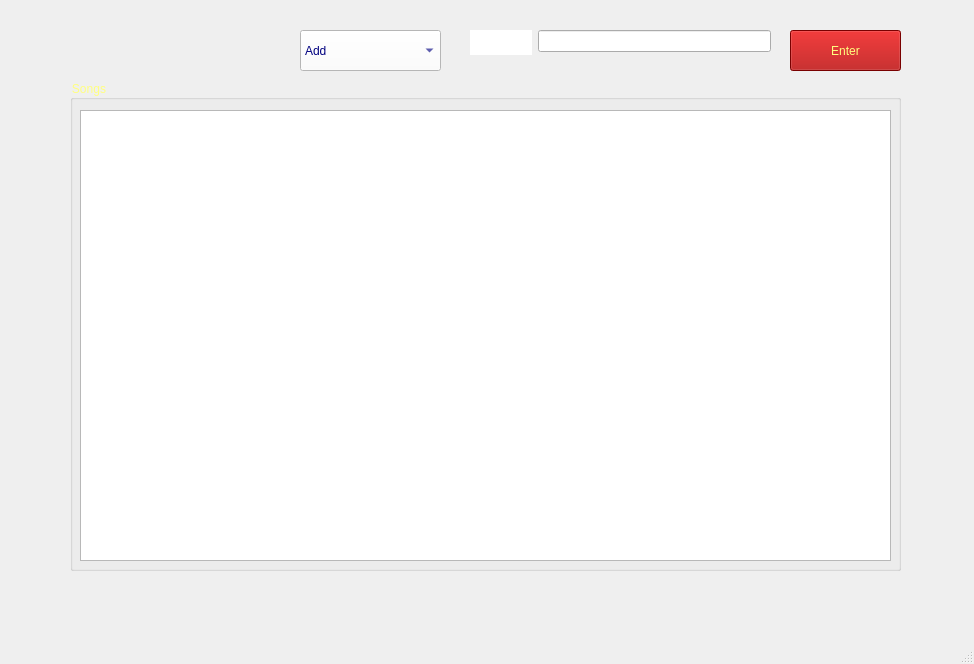
Before: the Qt Designer form Addsong.ui in SarujT1302/AppDrummer, drawn with Qt 5.
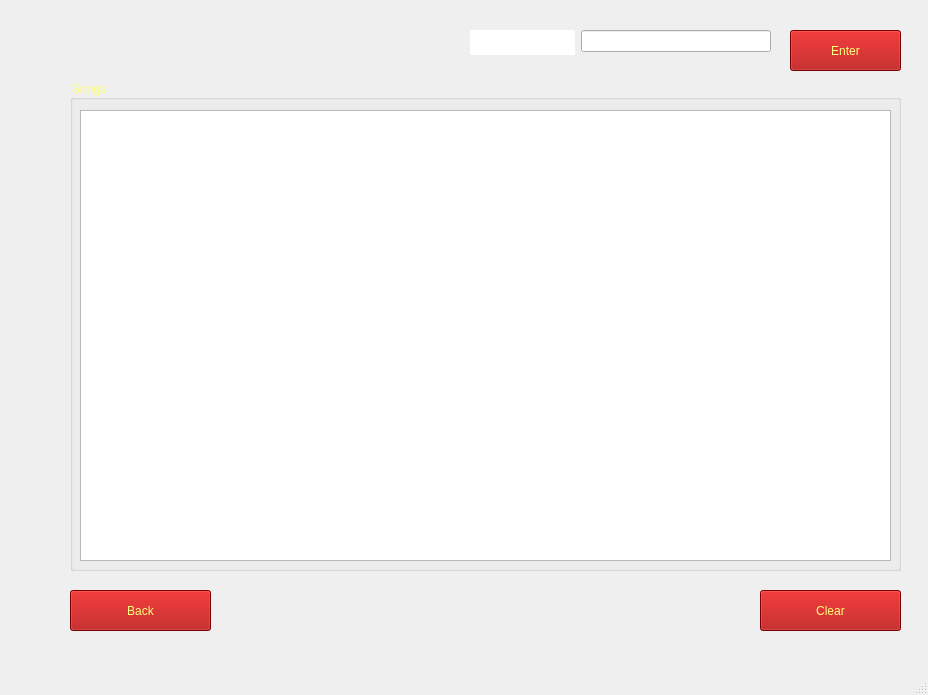
After: the same form once the commit is applied. Icons and pictures are not drawn.

The edit to the form file:
```diff
--- a/Addsong.ui
+++ b/Addsong.ui
@@ -6,8 +6,8 @@
    <rect>
     <x>0</x>
     <y>0</y>
-    <width>974</width>
-    <height>664</height>
+    <width>928</width>
+    <height>695</height>
    </rect>
   </property>
   <property name="windowTitle">
@@ -69,7 +69,7 @@
 background-color: rgb(255, 255, 255);</string>
        </property>
        <property name="text">
-        <string>Name:</string>
+        <string>Add Name:</string>
        </property>
       </widget>
      </item>
@@ -83,33 +83,6 @@
      </item>
     </layout>
    </widget>
-   <widget class="QComboBox" name="Function">
-    <property name="geometry">
-     <rect>
-      <x>300</x>
-      <y>30</y>
-      <width>141</width>
-      <height>41</height>
-     </rect>
-    </property>
-    <property name="styleSheet">
-     <string notr="true">background-color: rgb(255, 255, 127);
-font: 16pt &quot;Rockwell&quot;;
-background-color: rgb(85, 85, 127);
-background-color: rgb(255, 255, 255);
-color: rgb(0, 0, 127);</string>
-    </property>
-    <item>
-     <property name="text">
-      <string>Add</string>
-     </property>
-    </item>
-    <item>
-     <property name="text">
-      <string>Remove</string>
-     </property>
-    </item>
-   </widget>
    <widget class="QPushButton" name="click">
     <property name="geometry">
      <rect>
@@ -128,6 +101,42 @@
      <string>Enter</string>
     </property>
    </widget>
+   <widget class="QPushButton" name="Clear">
+    <property name="geometry">
+     <rect>
+      <x>760</x>
+      <y>590</y>
+      <width>141</width>
+      <height>41</height>
+     </rect>
+    </property>
+    <property name="styleSheet">
+     <string notr="true">background-color: rgb(170, 0, 0);
+color: rgb(255, 255, 127);
+font: 16pt &quot;Rockwell&quot;;</string>
+    </property>
+    <property name="text">
+     <string>Clear</string>
+    </property>
+   </widget>
+   <widget class="QPushButton" name="Back">
+    <property name="geometry">
+     <rect>
+      <x>70</x>
+      <y>590</y>
+      <width>141</width>
+      <height>41</height>
+     </rect>
+    </property>
+    <property name="styleSheet">
+     <string notr="true">background-color: rgb(170, 0, 0);
+color: rgb(255, 255, 127);
+font: 16pt &quot;Rockwell&quot;;</string>
+    </property>
+    <property name="text">
+     <string>Back</string>
+    </property>
+   </widget>
   </widget>
   <widget class="QMenuBar" name="menubar">
    <property name="geometry">
```
Left out of the diff: 23 changed lines with no effect on the pictures.
